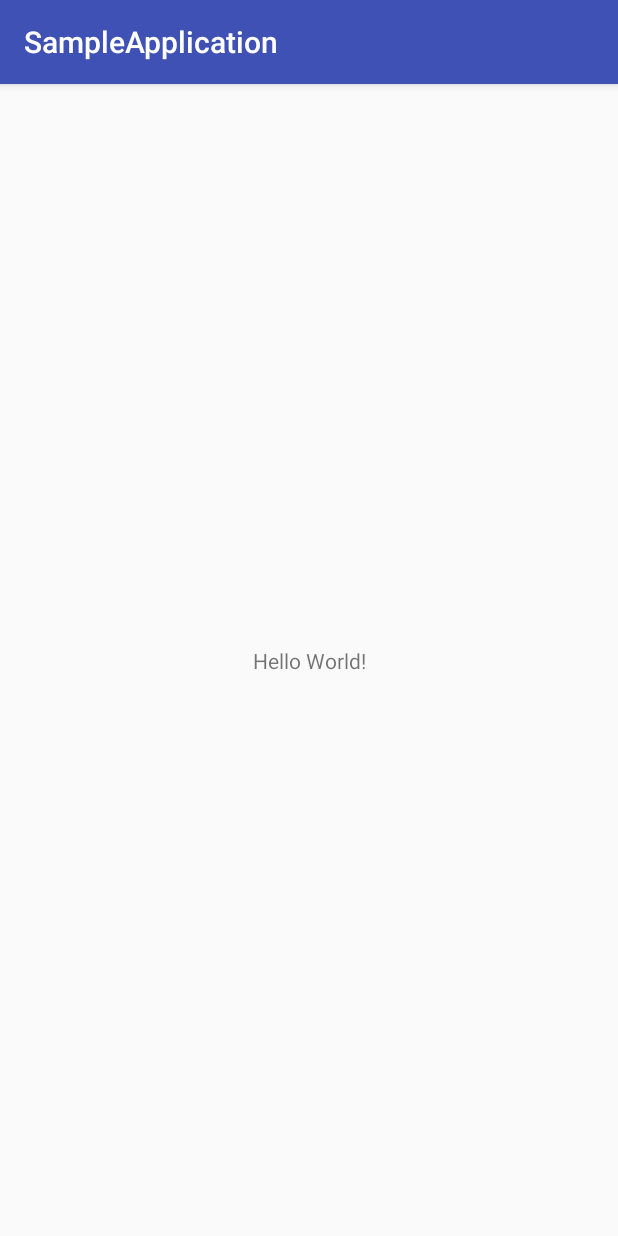
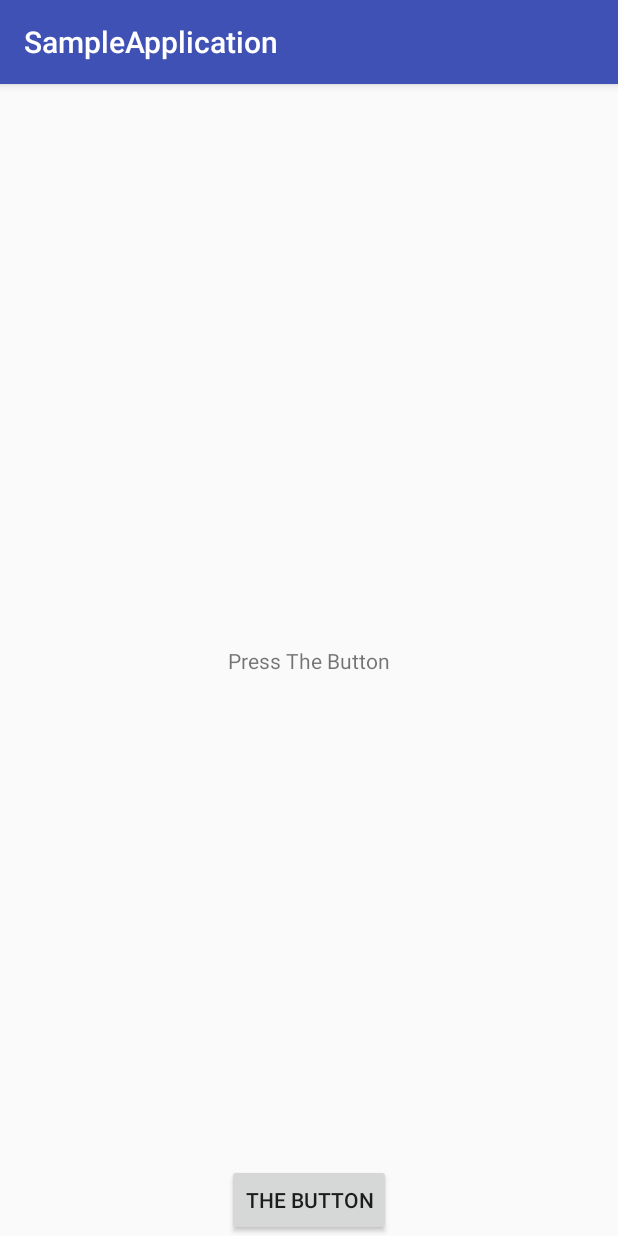
Before and after one commit to ShikherVerma/ReverseEngineerAndroidLibraries, an Android app: the screen it shows after launch (MainActivity), on a phone screen of 412 x 824 dp. Run offline under Robolectric (Android 15) with nearby library versions, the phone set to English and light mode, and no system bars.

Commit message:
Added layout

```diff
--- a/app/src/main/res/layout/activity_main.xml
+++ b/app/src/main/res/layout/activity_main.xml
@@ -6,10 +6,21 @@
     android:layout_height="match_parent"
     tools:context="com.shikherverma.sampleapplication.MainActivity">
 
+    <Button
+        android:id="@+id/button"
+        android:layout_width="wrap_content"
+        android:layout_height="wrap_content"
+        android:text="The Button"
+        app:layout_constraintBottom_toBottomOf="parent"
+        app:layout_constraintLeft_toLeftOf="parent"
+        app:layout_constraintRight_toRightOf="parent"
+        tools:layout_editor_absoluteX="16dp"
+        tools:layout_editor_absoluteY="16dp" />
+
     <TextView
         android:layout_width="wrap_content"
         android:layout_height="wrap_content"
-        android:text="Hello World!"
+        android:text="Press The Button"
         app:layout_constraintBottom_toBottomOf="parent"
         app:layout_constraintLeft_toLeftOf="parent"
         app:layout_constraintRight_toRightOf="parent"
```
